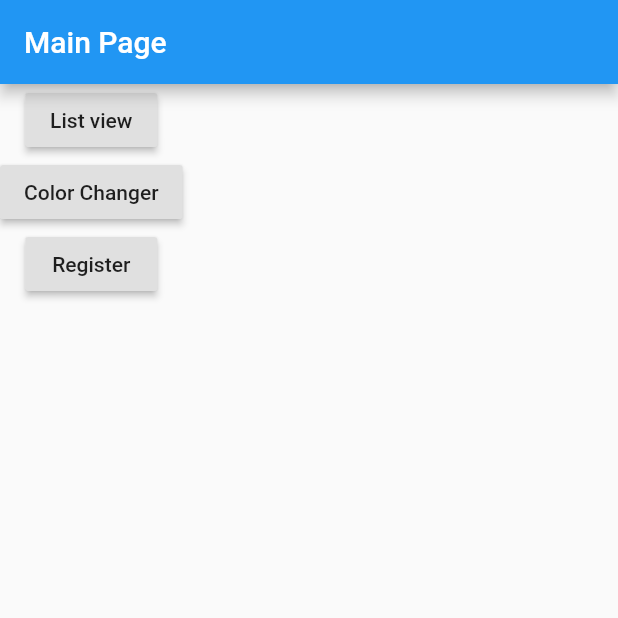
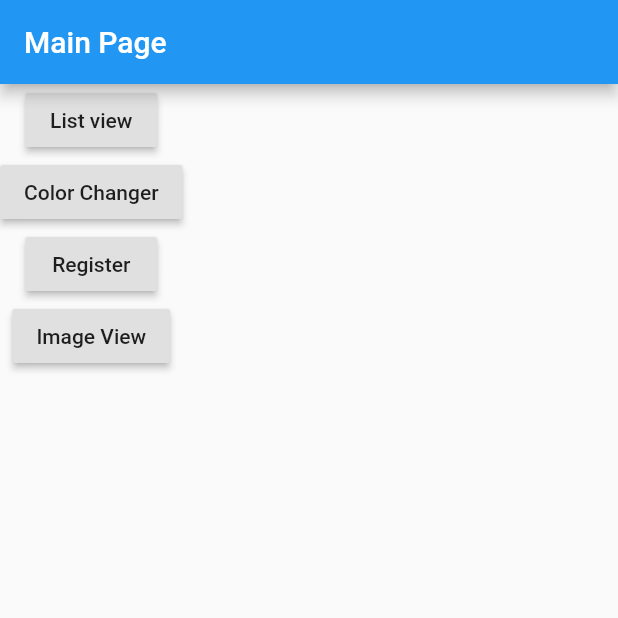
Before and after one commit to samialfattani/Tiger, a Flutter app: the screen it shows after launch, on a phone screen of 412 x 824 dp, the top half of it. Run offline on Flutter 3.47's test engine with Material 2 defaults, Android fonts, the phone set to English and light mode, and no system bars.

```diff
--- a/lib/HomeScreen.dart
+++ b/lib/HomeScreen.dart
@@ -27,6 +27,10 @@ class _State extends State<HomeScreen> {
               onPressed: () => Navigator.pushNamed(context, '/Register' ), //by yazeed
               child: new Text('Register')
               ),
+            new RaisedButton(
+              onPressed: () => Navigator.pushNamed(context, '/imageView' ), //by Sami
+              child: new Text('Image View')
+              ),
 
 
           ],)
--- a/lib/main.dart
+++ b/lib/main.dart
@@ -4,6 +4,7 @@ import 'list_with_stateless.dart';
 import 'HomeScreen.dart';
 import 'color_changer.dart';
 import 'register.dart';
+import 'image_view.dart';
 
 void main() =>  runApp(MyApp());
 
@@ -22,6 +23,7 @@ class MyApp extends StatelessWidget
         '/ButtomBar':(BuildContext context) => new MyList(),
         '/ColorChanger':(BuildContext context) => new ColorChanger(),
         '/Register':(BuildContext context) => new InnerHome(),
+        '/imageView':(BuildContext context) => new ImageView(),
       },
     );
   } // Widget
--- a/lib/register.dart
+++ b/lib/register.dart
@@ -69,7 +69,8 @@ class InnerHome extends StatelessWidget {
   }
 }
 
-class SignUp extends StatelessWidget {
+class SignUp extends StatelessWidget
+{
 
   bool isSwitched = false;
   @override
--- a/pubspec.yaml
+++ b/pubspec.yaml
@@ -28,6 +28,7 @@ dependencies:
   # The following adds the Cupertino Icons font to your application.
   # Use with the CupertinoIcons class for iOS style icons.
   cupertino_icons: ^1.0.0
+  http: ^0.12.2
 
 dev_dependencies:
   flutter_test:
@@ -45,9 +46,8 @@ flutter:
   uses-material-design: true
 
   # To add assets to your application, add an assets section, like this:
-  # assets:
-  #   - images/a_dot_burr.jpeg
-  #   - images/a_dot_ham.jpeg
+assets:
+  - images/bears.png
 
   # An image asset can refer to one or more resolution-specific "variants", see
   # https://flutter.dev/assets-and-images/#resolution-aware.
```
Also changed, not shown: lib/image_view.dart (added, +21 -0 lines), images/bears.png (added), pubspec.lock.
